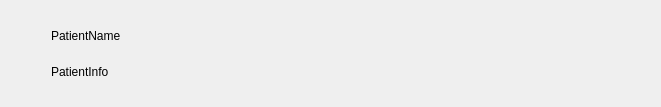
Old version of the form ui/ui_files/patient_widget.ui in the repository JPCassimiro/JHMR.
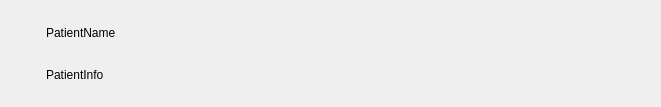
New version of the form. Icons and pictures are not drawn.

Patch:
```diff
--- a/ui/ui_files/patient_widget.ui
+++ b/ui/ui_files/patient_widget.ui
@@ -14,6 +14,18 @@
    <string>Form</string>
   </property>
   <layout class="QGridLayout" name="gridLayout" rowstretch="0" columnstretch="0,8">
+   <property name="leftMargin">
+    <number>6</number>
+   </property>
+   <property name="topMargin">
+    <number>6</number>
+   </property>
+   <property name="rightMargin">
+    <number>6</number>
+   </property>
+   <property name="bottomMargin">
+    <number>6</number>
+   </property>
    <item row="0" column="1">
     <widget class="QWidget" name="patientInfoContainer" native="true">
      <layout class="QVBoxLayout" name="verticalLayout" stretch="0,0">
```
